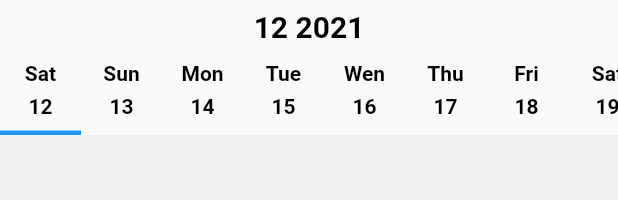
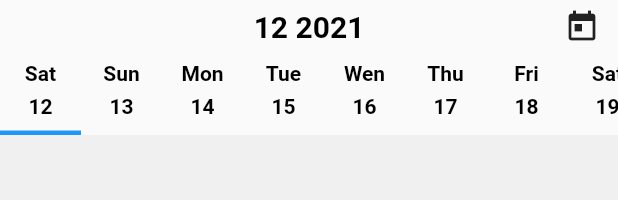
Before and after one commit to devin1014/flutter_myapp, a Flutter app: the ScheduleTabPage widget shown alone on an empty page, opened directly, on a phone screen of 412 x 824 dp. Shown: the top 200 px of the screen. Run offline on Flutter 3.47's test engine with Material 2 defaults, Android fonts, the phone set to English and light mode, and no system bars; our stand-ins replace cookie_jar, dio, dio_cookie_manager, extended_image, fluro, fluttertoast and 5 more; missing offline and left inert: $path, analyzer, build, dio_cache_interceptor, source_gen; accounts and stored records are empty; network calls fail; statements that could not run were skipped; project files that could hold a hidden picture were left out.

Commit message:
[update] schedule data request http

```diff
--- a/lib/common/http/http.dart
+++ b/lib/common/http/http.dart
@@ -27,3 +27,12 @@ class Http {
         allowPostMethod: false,
       );
 }
+
+class Url {
+  Url._();
+
+  static String getSchedule({String season = "2021", required DateTime dateTime}) {
+    return "https://nlnbamdnyc-a.akamaihd.net/fs/nba/feeds_s2019"
+        "/schedule_atv/$season/${dateTime.month}_${dateTime.day}.js";
+  }
+}
--- a/lib/module/game/pages/schedule_list.dart
+++ b/lib/module/game/pages/schedule_list.dart
@@ -1,5 +1,8 @@
+import 'dart:convert';
+
 import 'package:extended_image/extended_image.dart';
 import 'package:flutter/material.dart';
+import 'package:flutter_router_demo/common/http/http.dart';
 import 'package:flutter_router_demo/module/game/model/model.dart';
 import 'package:flutter_router_demo/util/date.dart';
 import 'package:flutter_router_demo/util/image.dart';
@@ -18,15 +21,26 @@ class SchedulePage extends StatefulWidget {
 
 class _SchedulePageState extends State<SchedulePage> {
   static const dividerSize = 14.0;
-  static const edge_padding = 10.0;
+  static const edgePadding = 10.0;
 
   @override
   void initState() {
     super.initState();
-    _loadData("data/schedule_1129.json");
+    // _loadData("data/schedule_1129.json");
+    _load(widget._dateTime);
   }
 
   Games? _result;
+
+  void _load(DateTime dateTime) async {
+    final String data = (await http.dio.get(Url.getSchedule(dateTime: dateTime))).data;
+    final values = data.split("=");
+    final result = values.length == 1 ? values[0] : values[1];
+    final games = Games.fromJson(jsonDecode(result));
+    setState(() {
+      _result = games;
+    });
+  }
 
   void _loadData(String path) async {
     final games = Games.fromJson(await Parser.parseAssets(path));
@@ -76,7 +90,7 @@ class _SchedulePageState extends State<SchedulePage> {
     }
 
     return ListView.separated(
-        padding: const EdgeInsets.symmetric(vertical: edge_padding),
+        padding: const EdgeInsets.symmetric(vertical: edgePadding),
         itemBuilder: (context, index) {
           return InkWell(
             onTap: () {
--- a/lib/module/game/pages/schedule_tab.dart
+++ b/lib/module/game/pages/schedule_tab.dart
@@ -65,11 +65,16 @@ class _ScheduleTabPageState extends State<ScheduleTabPage> {
       children: [
         SizedBox(
           height: 36,
-          child: Center(
-            child: Text(
-              _dateTag,
-              style: const TextStyle(color: Colors.black, fontSize: 20, fontWeight: FontWeight.bold),
-            ),
+          child: Stack(
+            children: [
+              Center(
+                child: Text(
+                  _dateTag,
+                  style: const TextStyle(color: Colors.black, fontSize: 20, fontWeight: FontWeight.bold),
+                ),
+              ),
+              const Positioned(right: 12, top: 6, child: Icon(Icons.today))
+            ],
           ),
         ),
         SizedBox(
```
